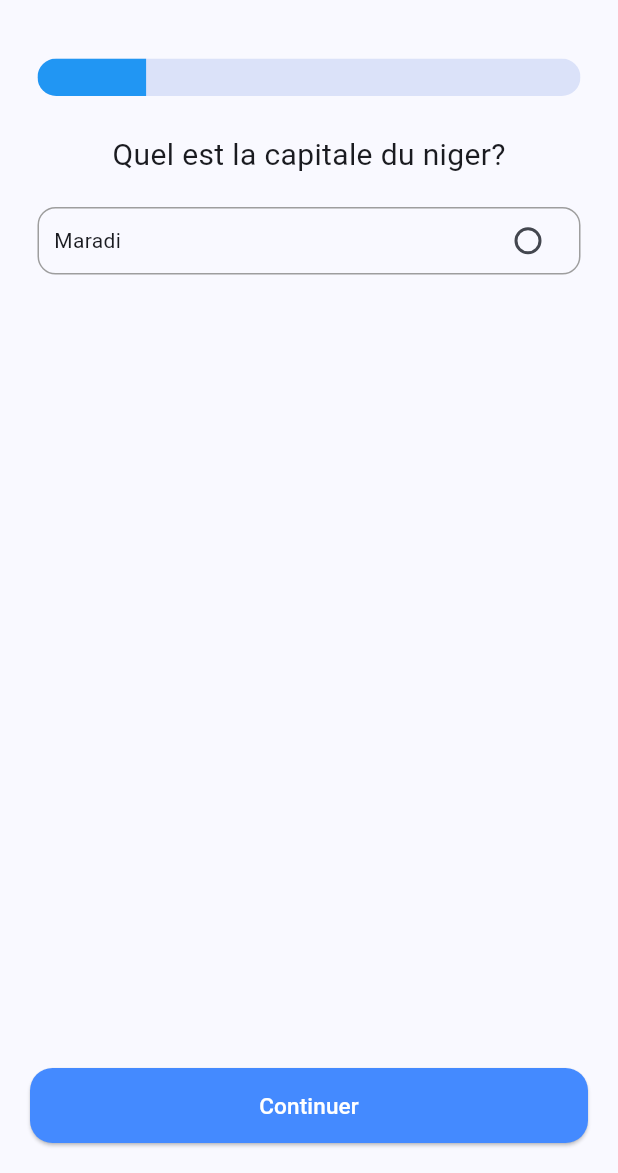
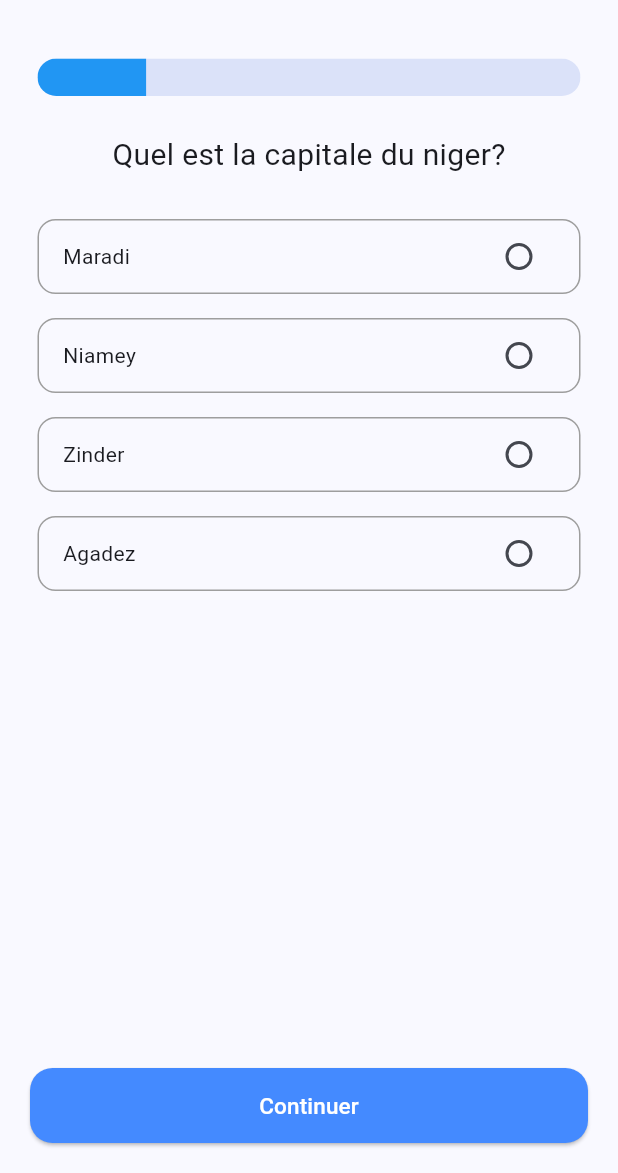
Before and after one commit to Alk096/niger-quiz, a Flutter app: the screen it shows after launch, on a phone screen of 412 x 824 dp, the part 63-1236 px from its top. Run offline on Flutter 3.47's test engine with Material 3 defaults, Android fonts, the phone set to English and light mode, and no system bars.

Commit message:
Responses list

```diff
--- a/lib/screens/quiz_screen.dart
+++ b/lib/screens/quiz_screen.dart
@@ -9,6 +9,8 @@ class QuizScreen extends StatefulWidget {
 
 class _QuizScreenState extends State<QuizScreen> {
   String? radioValue;
+  String question = 'Quel est la capitale du niger?';
+  List<String> responses = ['Maradi', 'Niamey', 'Zinder', 'Agadez'];
   @override
   Widget build(BuildContext context) {
     return Scaffold(
@@ -40,43 +42,47 @@ class _QuizScreenState extends State<QuizScreen> {
               ),
             ),
             Text(
-              'Quel est la capitale du niger?',
+              question,
               style: TextStyle(fontSize: 20),
             ),
             SizedBox(height: 20,),
-            GestureDetector(
-
-              onTap: (){
+            ...responses.map((response) {
+            return GestureDetector(
+              onTap: () {
                 setState(() {
-
+                  radioValue = response;
                 });
               },
               child: Container(
-                padding: EdgeInsets.symmetric(horizontal: 10),
-                margin: EdgeInsets.symmetric(horizontal: 25),
-                height: 45,
+                margin: EdgeInsets.symmetric(vertical: 8,horizontal: 25),
+                padding: EdgeInsets.symmetric(horizontal: 16),
+                height: 50,
                 decoration: BoxDecoration(
-                  border: Border.all(width: 1, color: Colors.grey),
+                  border: Border.all(
+                    width: 1,
+                    color: Colors.grey,
+                  ),
                   borderRadius: BorderRadius.circular(12),
                 ),
                 child: Row(
                   mainAxisAlignment: MainAxisAlignment.spaceBetween,
                   children: [
-                    Text('Maradi'),
-                    Radio(
-                      focusColor: Colors.blue,
-                      value: 'Maradi',
+                    Text(response),
+                    Radio<String>(
+                      value: response,
                       groupValue: radioValue,
-                      onChanged: (val){
+                      onChanged: (val) {
                         setState(() {
                           radioValue = val;
                         });
                       },
-                    )
+                      activeColor: Colors.blue,
+                    ),
                   ],
                 ),
               ),
-            ),
+            );
+          }).toList(),
           ],
         ),
       ),
@@ -88,16 +94,17 @@ class _QuizScreenState extends State<QuizScreen> {
           width: double.infinity,
           child: ElevatedButton(
             onPressed: () {
+              print('Selected answer: $radioValue');
             },
-            child: Text(
-              'Continuer',
-              style: TextStyle(fontSize: 15, color: Colors.white),
-            ),
             style: ElevatedButton.styleFrom(
               backgroundColor: Colors.blueAccent,
               shape: RoundedRectangleBorder(
                 borderRadius: BorderRadius.circular(15),
               ),
+            ),
+            child: Text(
+              'Continuer',
+              style: TextStyle(fontSize: 15, color: Colors.white),
             ),
           ),
         ),
```
